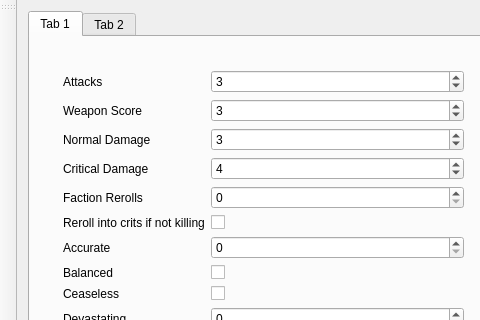
First picture: the form in Kill Team Calculator/KillTeamCalculator.ui, repository dito464/Kill-Team-Calculator, before the edit; both pictures show x 0 to 480 and y 0 to 320 of the 1126 by 664 pixel window.
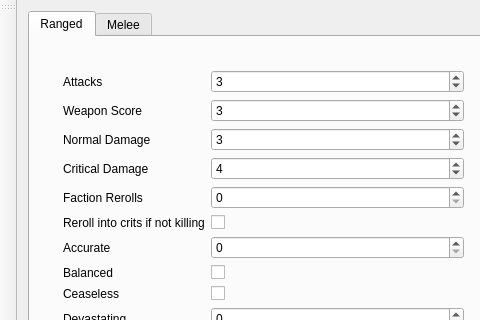
Second picture: the form after the edit. Custom widgets are drawn as their Qt base class.

Diff of the .ui file:
```diff
--- a/Kill Team Calculator/KillTeamCalculator.ui
+++ b/Kill Team Calculator/KillTeamCalculator.ui
@@ -46,7 +46,7 @@
         </sizepolicy>
        </property>
        <attribute name="title">
-        <string>Tab 1</string>
+        <string>Ranged</string>
        </attribute>
        <layout class="QVBoxLayout" name="verticalLayout_7">
         <item>
@@ -552,7 +552,7 @@
       </widget>
       <widget class="QWidget" name="meleeTab">
        <attribute name="title">
-        <string>Tab 2</string>
+        <string>Melee</string>
        </attribute>
       </widget>
      </widget>
```
Left out of the diff: 12 changed lines with no effect on the pictures.
